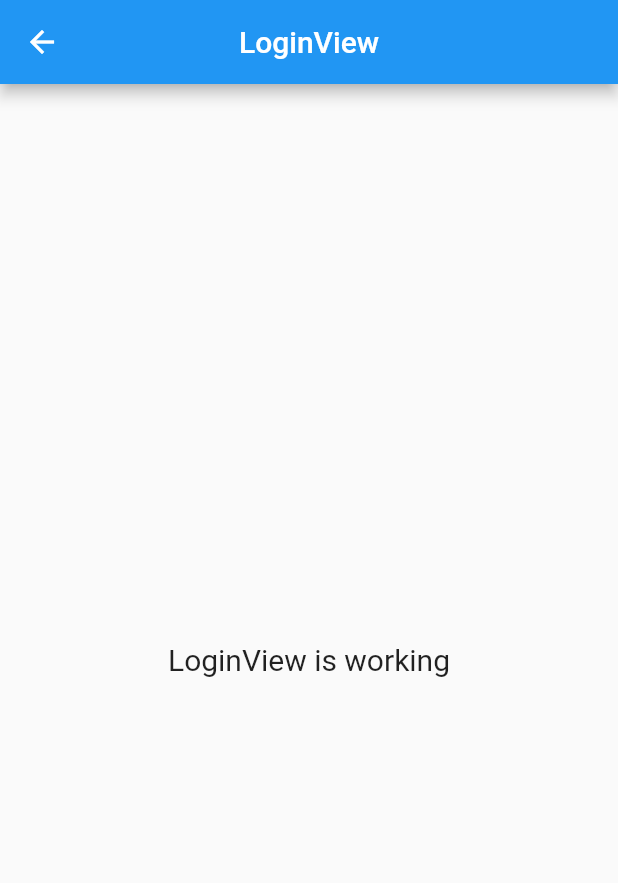
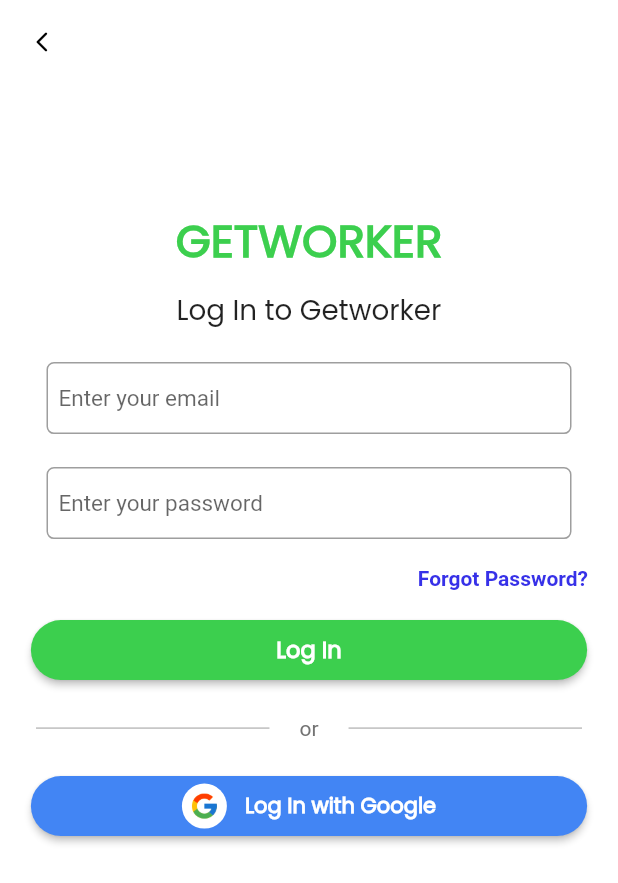
Before and after one commit to aswinsubhash/getworker, a Flutter app: the LoginView screen opened by its route, on a phone screen of 412 x 824 dp. Shown: the top 883 px of the screen. Run offline on Flutter 3.47's test engine with Material 2 defaults, Android fonts, the phone set to English and light mode, and no system bars; our stand-ins replace get.

Commit message:
login screen ui completed

```diff
--- a/lib/app/common/widgets/common_sized_height_box.dart
+++ /dev/null
@@ -1,7 +0,0 @@
-import 'package:flutter/cupertino.dart';
-
-commonSizedBox(double height){
-  return SizedBox(
-    height: height,
-  );
-}
--- /dev/null
+++ b/lib/app/common/widgets/common_widgets.dart
@@ -0,0 +1,25 @@
+import 'dart:io';
+
+import 'package:flutter/material.dart';
+import 'package:getwork/app/utils/colors.dart';
+
+commonSizedBox(double height) {
+  return SizedBox(
+    height: height,
+  );
+}
+
+commonWidthBox(double width) {
+  return SizedBox(
+    width: width,
+  );
+}
+
+commonDivider(double thickness) {
+  return Expanded(
+    child: Divider(
+      color: dividerColor,
+      thickness: thickness,
+    ),
+  );
+}
--- a/lib/app/common/widgets/custom_button.dart
+++ b/lib/app/common/widgets/custom_button.dart
@@ -25,7 +25,7 @@
       onPressed: onPressed,
       style: ElevatedButton.styleFrom(
         backgroundColor: buttonColor,
-        minimumSize: const Size(double.infinity, 50),
+        minimumSize: const Size(double.infinity, 40),
         shape: RoundedRectangleBorder(
           borderRadius: BorderRadius.circular(radius),
         )
--- /dev/null
+++ b/lib/app/common/widgets/loader.dart
@@ -0,0 +1,19 @@
+// ignore_for_file: public_member_api_docs, sort_constructors_first
+import 'package:flutter/material.dart';
+
+class Loader extends StatelessWidget {
+  final Color color;
+  const Loader({
+    Key? key,
+    required this.color,
+  }) : super(key: key);
+
+  @override
+  Widget build(BuildContext context) {
+    return  Center(
+      child: CircularProgressIndicator(
+        color: color,
+      ),
+    );
+  }
+}
--- a/lib/app/modules/landing/controllers/landing_controller.dart
+++ b/lib/app/modules/landing/controllers/landing_controller.dart
@@ -1,20 +1,13 @@
 import 'package:get/get.dart';
+import 'package:getwork/app/modules/login/views/login_view.dart';
+import 'package:getwork/app/modules/sign_up/views/sign_up_view.dart';
 
 class LandingController extends GetxController {
-  //TODO: Implement LandingController
-
-  final count = 0.obs;
-  @override
-  void onInit() {
-    super.onInit();
+  void onLoginClick() {
+    Get.to(() => LoginView());
   }
 
-  @override
-  void onReady() {
-    super.onReady();
+  void onSignUpClick() {
+    Get.to(() => SignUpView());
   }
-
-  @override
-  void onClose() {}
-  void increment() => count.value++;
 }
--- a/lib/app/modules/landing/views/landing_view.dart
+++ b/lib/app/modules/landing/views/landing_view.dart
@@ -1,7 +1,7 @@
 import 'package:flutter/material.dart';
 
 import 'package:get/get.dart';
-import 'package:getwork/app/common/widgets/common_sized_height_box.dart';
+import 'package:getwork/app/common/widgets/common_widgets.dart';
 import 'package:getwork/app/common/widgets/custom_button.dart';
 import 'package:getwork/app/utils/colors.dart';
 
@@ -11,12 +11,13 @@
   @override
   Widget build(BuildContext context) {
     final size = MediaQuery.of(context).size;
+    final landingController = Get.put(LandingController());
     return Scaffold(
       body: SafeArea(
         child: Container(
           height: double.infinity,
           width: double.infinity,
-        color: Colors.white,
+          color: whiteColor,
           child: Column(
             children: [
               commonSizedBox(MediaQuery.of(context).size.height * 0.1),
@@ -26,7 +27,8 @@
                   fontFamily: 'Poppins',
                   fontSize: 30,
                   color: Color.fromRGBO(60, 207, 78, 1.0),
-                  fontWeight: FontWeight.w600),
+                  fontWeight: FontWeight.w600,
+                ),
               ),
               Padding(
                 padding: const EdgeInsets.symmetric(vertical: 40),
@@ -60,7 +62,7 @@
                 width: size.width * 0.85,
                 child: CustomButton(
                   text: 'Log In',
-                onPressed: () {},
+                  onPressed: landingController.onLoginClick,
                   textColor: Colors.white,
                   buttonColor: blackColor,
                   radius: 35,
@@ -68,16 +70,17 @@
               ),
               commonSizedBox(5),
               TextButton(
-              onPressed: () {},
+                onPressed: landingController.onSignUpClick,
                 child: Text(
                   'New to Getworker? Sign Up',
-                style:
-                    TextStyle(fontWeight: FontWeight.bold, color: signUpColor),
+                  style: TextStyle(
+                      fontWeight: FontWeight.bold, color: signUpColor),
                 ),
               ),
             ],
           ),
         ),
-    ));
+      ),
+    );
   }
 }
--- a/lib/app/modules/login/controllers/login_controller.dart
+++ b/lib/app/modules/login/controllers/login_controller.dart
@@ -1,20 +1,14 @@
 import 'package:get/get.dart';
+import 'package:getwork/app/modules/home/views/home_view.dart';
+import 'package:getwork/app/modules/sign_up/views/sign_up_view.dart';
 
 class LoginController extends GetxController {
-  //TODO: Implement LoginController
 
-  final count = 0.obs;
-  @override
-  void onInit() {
-    super.onInit();
-  }
+void onLoginClick(){
+   Get.off(()=>HomeView());
+}
 
-  @override
-  void onReady() {
-    super.onReady();
-  }
+void onLoginWithGoogleClick(){
 
-  @override
-  void onClose() {}
-  void increment() => count.value++;
 }
+}
--- a/lib/app/modules/login/views/login_view.dart
+++ b/lib/app/modules/login/views/login_view.dart
@@ -1,21 +1,130 @@
 import 'package:flutter/material.dart';
-
 import 'package:get/get.dart';
+import 'package:getwork/app/common/widgets/common_widgets.dart';
+import 'package:getwork/app/common/widgets/custom_button.dart';
+import 'package:getwork/app/modules/login/views/widgets/googl_button.dart';
+import 'package:getwork/app/modules/login/views/widgets/text_field_widget.dart';
+import 'package:getwork/app/utils/colors.dart';
 
 import '../controllers/login_controller.dart';
 
 class LoginView extends GetView<LoginController> {
   @override
   Widget build(BuildContext context) {
+    final size = MediaQuery.of(context).size;
+    final loginController = Get.put(LoginController());
     return Scaffold(
       appBar: AppBar(
-        title: Text('LoginView'),
-        centerTitle: true,
+        backgroundColor: whiteColor,
+        elevation: 0,
+        leading: IconButton(
+          onPressed: () => Get.back(),
+          icon: Icon(
+            Icons.arrow_back_ios_new_rounded,
+            color: blackColor,
+            size: 16,
+          ),
+        ),
       ),
-      body: Center(
-        child: Text(
-          'LoginView is working',
-          style: TextStyle(fontSize: 20),
+      body: Container(
+        height: double.infinity,
+        width: double.infinity,
+        color: whiteColor,
+        child: SingleChildScrollView(
+          child: Column(
+            children: [
+              commonSizedBox(MediaQuery.of(context).size.height * 0.1),
+              Text(
+                'GETWORKER',
+                style: TextStyle(
+                  fontFamily: 'Poppins',
+                  fontSize: 30,
+                  color: Color.fromRGBO(60, 207, 78, 1.0),
+                  fontWeight: FontWeight.w600,
+                ),
+              ),
+              commonSizedBox(10),
+              Text(
+                'Log In to Getworker',
+                style: TextStyle(
+                    fontSize: 18.5,
+                    fontWeight: FontWeight.w500,
+                    fontFamily: 'Poppins'),
+              ),
+              Form(
+                child: Column(
+                  children: [
+                    commonSizedBox(20),
+                    TextFieldWidget(
+                      height: 50,
+                      width: 350,
+                      hintText: 'Enter your email',
+                      obscureCondition: false,
+                    ),
+                    commonSizedBox(20),
+                    TextFieldWidget(
+                      height: 50,
+                      width: 350,
+                      hintText: 'Enter your password',
+                      obscureCondition: true,
+                    ),
+                    Row(
+                      mainAxisAlignment: MainAxisAlignment.end,
+                      children: [
+                        TextButton(
+                          onPressed: () {},
+                          child: Text(
+                            'Forgot Password?',
+                            style: TextStyle(
+                              fontWeight: FontWeight.bold,
+                              color: signUpColor,
+                            ),
+                          ),
+                        ),
+                        commonWidthBox(12)
+                      ],
+                    ),
+                  ],
+                ),
+              ),
+              SizedBox(
+                width: size.width * 0.9,
+                child: CustomButton(
+                  text: 'Log In',
+                  onPressed: loginController.onLoginClick,
+                  textColor: whiteColor,
+                  buttonColor: greenColor,
+                  radius: 30,
+                ),
+              ),
+              commonSizedBox(20),
+              Padding(
+                padding: const EdgeInsets.symmetric(horizontal: 24),
+                child: Row(
+                  children: [
+                    commonDivider(1),
+                    Padding(
+                      padding: const EdgeInsets.symmetric(horizontal: 20),
+                      child: Text(
+                        'or',
+                        style: TextStyle(
+                          color: textFieldColor,
+                        ),
+                      ),
+                    ),
+                    commonDivider(1),
+                  ],
+                ),
+              ),
+              commonSizedBox(20),
+              SizedBox(
+                width: size.width * 0.9,
+                child: GoogleButtonWidget(
+                  onPressed: () {},
+                ),
+              ),
+            ],
+          ),
         ),
       ),
     );
--- /dev/null
+++ b/lib/app/modules/login/views/widgets/googl_button.dart
@@ -0,0 +1,49 @@
+import 'package:flutter/material.dart';
+import 'package:getwork/app/common/widgets/common_widgets.dart';
+import 'package:getwork/app/utils/colors.dart';
+
+class GoogleButtonWidget extends StatelessWidget {
+  final VoidCallback onPressed;
+  const GoogleButtonWidget({
+    Key? key,
+    required this.onPressed,
+  }) : super(key: key);
+
+  @override
+  Widget build(BuildContext context) {
+    return ElevatedButton(
+      onPressed: onPressed,
+      child: Wrap(
+        crossAxisAlignment: WrapCrossAlignment.center,
+        children: [
+          CircleAvatar(
+            radius: 15,
+            backgroundColor: whiteColor,
+            child: Image(
+              height: 20,
+              width: 20,
+              image: AssetImage(
+                'assets/images/google_icon.png',
+              ),
+            ),
+          ),
+          commonWidthBox(12),
+          Text(
+            'Log In with Google',
+            style: TextStyle(
+              fontFamily: 'Poppins',
+              fontWeight: FontWeight.bold,
+            ),
+          ),
+        ],
+      ),
+      style: ElevatedButton.styleFrom(
+        backgroundColor: googleButtonColor,
+        minimumSize: const Size(double.infinity, 40),
+        shape: RoundedRectangleBorder(
+          borderRadius: BorderRadius.circular(30),
+        ),
+      ),
+    );
+  }
+}
--- /dev/null
+++ b/lib/app/modules/login/views/widgets/text_field_widget.dart
@@ -0,0 +1,46 @@
+// ignore_for_file: public_member_api_docs, sort_constructors_first
+import 'package:flutter/material.dart';
+
+import 'package:getwork/app/utils/colors.dart';
+
+class TextFieldWidget extends StatelessWidget {
+  final double height;
+  final double width;
+  final String hintText;
+  // final TextEditingController controller;
+  final bool obscureCondition;
+  const TextFieldWidget({
+    Key? key,
+    required this.height,
+    required this.width,
+    required this.hintText,
+    required this.obscureCondition,
+  }) : super(key: key);
+
+  @override
+  Widget build(BuildContext context) {
+    return SizedBox(
+      height: height,
+      width: width,
+      child: TextFormField(
+        cursorColor: greenColor,
+        obscureText: obscureCondition,
+        style: TextStyle(
+          fontSize: 15,
+        ),
+        decoration: InputDecoration(
+          hintText: hintText,
+          focusedBorder: OutlineInputBorder(
+            borderSide: BorderSide(
+              color: greenColor,
+            ),
+          ),
+          border: OutlineInputBorder(
+            borderRadius: BorderRadius.circular(5)
+          ),
+          contentPadding: EdgeInsets.all(8.0),
+        ),
+      ),
+    );
+  }
+}
--- a/lib/app/utils/colors.dart
+++ b/lib/app/utils/colors.dart
@@ -2,4 +2,8 @@
 
 const greenColor = Color.fromRGBO(60, 207, 78, 1.0);
 const blackColor = Colors.black;
-const signUpColor = Color.fromRGBO(56, 16, 220, 1.0);
+const signUpColor = Color.fromARGB(255, 55, 49, 232);
+const whiteColor = Colors.white;
+const textFieldColor = Color.fromARGB(255, 115, 115, 115);
+const dividerColor = Colors.black26;
+const googleButtonColor = Color(0xFF4285F4);
--- a/lib/main.dart
+++ b/lib/main.dart
@@ -1,7 +1,6 @@
 import 'package:flutter/material.dart';
+import 'package:get/get.dart';
 
-import 'package:get/get.dart';
-import 'package:getwork/app/utils/themes.dart';
 
 import 'app/routes/app_pages.dart';
 
```
Also changed, not shown: assets/images/google_icon.png (added). Lines whose indentation alone changed are shown as unchanged.
